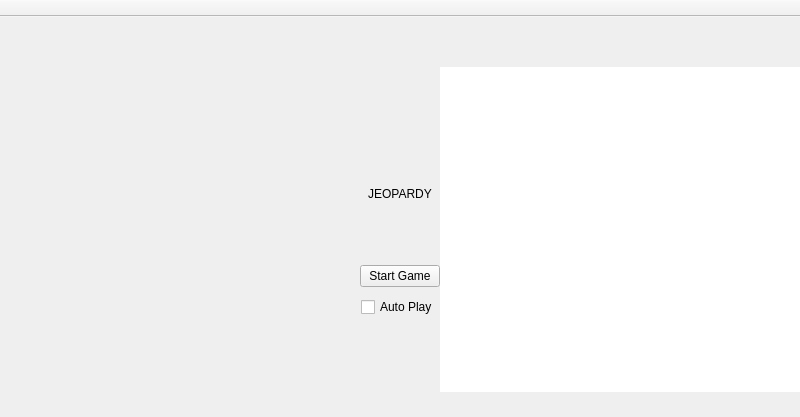
The window that Jeopardy/mainwindow.ui (Belgiumboy123/Jeopardy) describes before a commit, drawn with Qt 5.
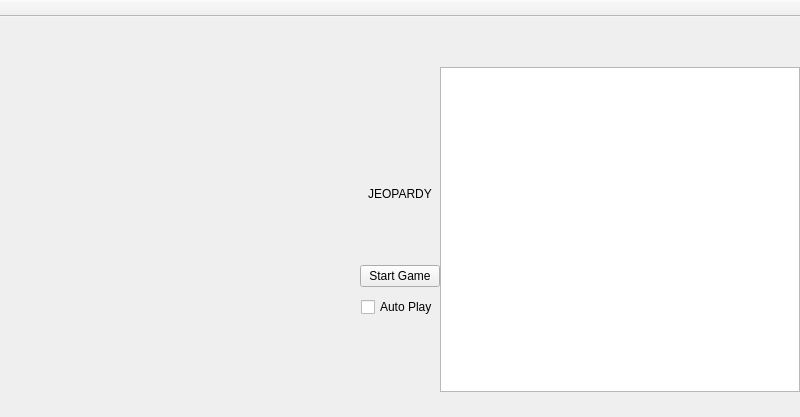
The same window after the commit.

Commit message:
Added key navigation.
User can now use the arrow keys and enter to play the game.  The enter
key acts as a mouse click, and the keys will highlight the current
index.

Also moved all UI table view settings from the UI file to the cpp file.

The edit to the form file:
```diff
--- a/Jeopardy/mainwindow.ui
+++ b/Jeopardy/mainwindow.ui
@@ -254,53 +254,7 @@
         </widget>
        </item>
        <item>
-        <widget class="QTableView" name="tableView">
-         <property name="frameShape">
-          <enum>QFrame::NoFrame</enum>
-         </property>
-         <property name="verticalScrollBarPolicy">
-          <enum>Qt::ScrollBarAlwaysOff</enum>
-         </property>
-         <property name="horizontalScrollBarPolicy">
-          <enum>Qt::ScrollBarAlwaysOff</enum>
-         </property>
-         <property name="sizeAdjustPolicy">
-          <enum>QAbstractScrollArea::AdjustToContents</enum>
-         </property>
-         <property name="autoScroll">
-          <bool>false</bool>
-         </property>
-         <property name="editTriggers">
-          <set>QAbstractItemView::NoEditTriggers</set>
-         </property>
-         <property name="tabKeyNavigation">
-          <bool>true</bool>
-         </property>
-         <property name="showDropIndicator" stdset="0">
-          <bool>false</bool>
-         </property>
-         <property name="dragDropOverwriteMode">
-          <bool>false</bool>
-         </property>
-         <property name="selectionMode">
-          <enum>QAbstractItemView::NoSelection</enum>
-         </property>
-         <property name="textElideMode">
-          <enum>Qt::ElideNone</enum>
-         </property>
-         <property name="wordWrap">
-          <bool>true</bool>
-         </property>
-         <property name="cornerButtonEnabled">
-          <bool>false</bool>
-         </property>
-         <attribute name="verticalHeaderVisible">
-          <bool>false</bool>
-         </attribute>
-         <attribute name="verticalHeaderMinimumSectionSize">
-          <number>0</number>
-         </attribute>
-        </widget>
+        <widget class="QTableView" name="tableView"/>
        </item>
       </layout>
      </widget>
```
The commit also changes 2 other files.
